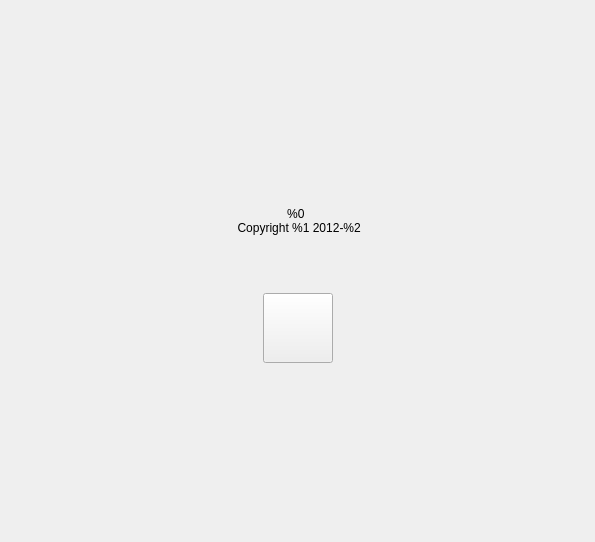
Qt form apps/src/libvideostitch-gui/widgets/aboutwindow.ui (stitchEm/stitchEm) before a commit.
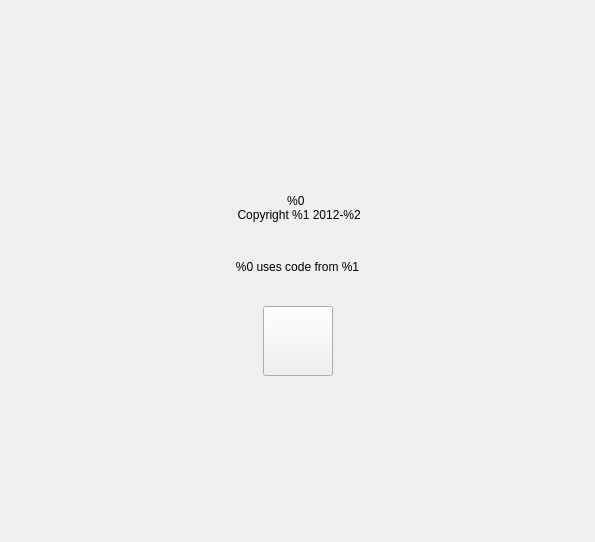
The same form after that commit.

Commit message: add 3rd party library note in Studio about window

```diff
--- a/apps/src/libvideostitch-gui/widgets/aboutwindow.ui
+++ b/apps/src/libvideostitch-gui/widgets/aboutwindow.ui
@@ -165,6 +165,25 @@
           </property>
          </widget>
         </item>
+        <item>
+         <widget class="QLabel" name="labelLibraries">
+          <property name="text">
+           <string>&lt;html&gt;&lt;head/&gt;&lt;body&gt;&lt;p&gt;%0 uses code from %1&lt;/p&gt;&lt;/body&gt;&lt;/html&gt;</string>
+          </property>
+          <property name="textFormat">
+           <enum>Qt::RichText</enum>
+          </property>
+          <property name="alignment">
+           <set>Qt::AlignCenter</set>
+          </property>
+          <property name="openExternalLinks">
+           <bool>true</bool>
+          </property>
+          <property name="textInteractionFlags">
+           <set>Qt::TextBrowserInteraction</set>
+          </property>
+         </widget>
+        </item>
         <item>
          <spacer name="verticalSpacer_2">
           <property name="orientation">
```
The commit also changes 2 other files.
